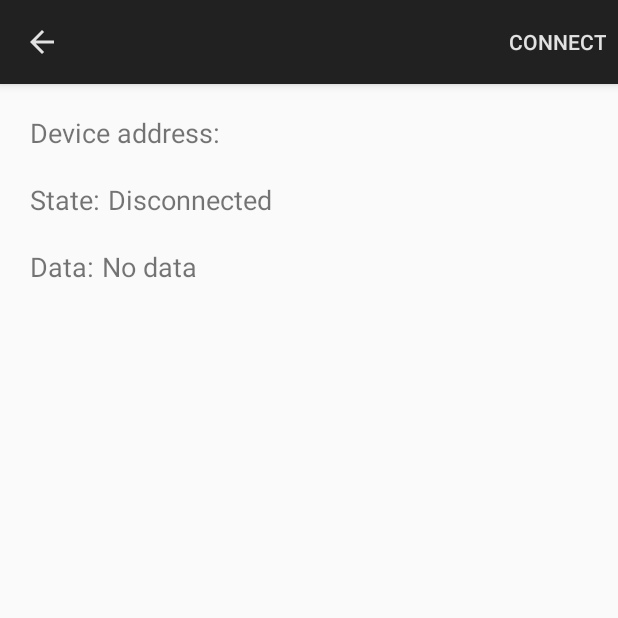
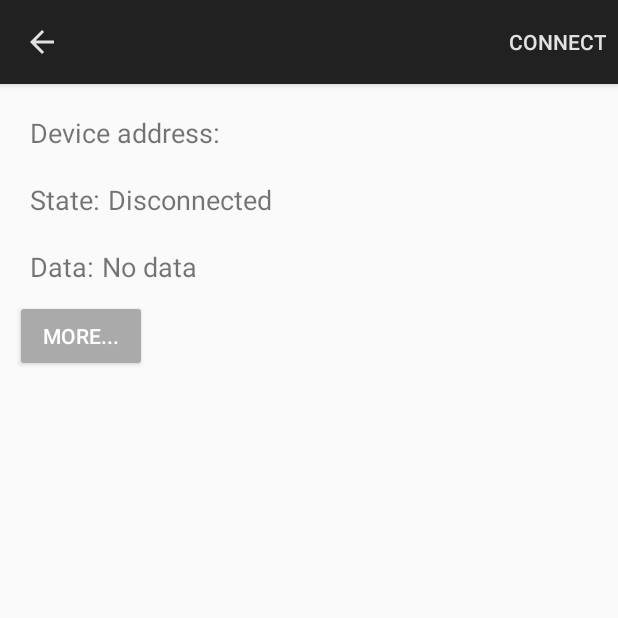
Before and after one commit to taha27/microprocessor-systems-proj, an Android app: the DeviceControlActivity screen opened directly, with no data from a screen before it, on a phone screen of 412 x 824 dp, the top half of it. Run offline under Robolectric (Android 15) with nearby library versions, the phone set to English and light mode, and no system bars; 3 statements that could not run were skipped.

Commit message:
adding characteristic page

```diff
--- a/BluetoothLeGatt/Application/src/main/AndroidManifest.xml
+++ b/BluetoothLeGatt/Application/src/main/AndroidManifest.xml
@@ -32,6 +32,8 @@
 
     <uses-permission android:name="android.permission.BLUETOOTH"/>
     <uses-permission android:name="android.permission.BLUETOOTH_ADMIN"/>
+    <uses-permission-sdk-23 android:name="android.permission.ACCESS_COARSE_LOCATION"></uses-permission-sdk-23>
+    <uses-permission-sdk-23 android:name="android.permission.ACCESS_FINE_LOCATION"></uses-permission-sdk-23>
 
     <application android:label="@string/Accempture"
         android:icon="@mipmap/launcher"
--- a/BluetoothLeGatt/Application/src/main/java/com/example/android/bluetoothlegatt/BluetoothLeService.java
+++ b/BluetoothLeGatt/Application/src/main/java/com/example/android/bluetoothlegatt/BluetoothLeService.java
@@ -136,6 +136,7 @@ public class BluetoothLeService extends Service {
         // http://developer.bluetooth.org/gatt/characteristics/Pages/CharacteristicViewer.aspx?u=org.bluetooth.characteristic.heart_rate_measurement.xml
 
         //Check the broadcast characteristic source
+
         if (UUID_TEMPERATURE_MEASUREMENT.equals(characteristic.getUuid())) {
             int flag = characteristic.getProperties();
             int format = -1;
--- a/BluetoothLeGatt/Application/src/main/java/com/example/android/bluetoothlegatt/DeviceControlActivity.java
+++ b/BluetoothLeGatt/Application/src/main/java/com/example/android/bluetoothlegatt/DeviceControlActivity.java
@@ -31,6 +31,7 @@ import android.util.Log;
 import android.view.Menu;
 import android.view.MenuItem;
 import android.view.View;
+import android.widget.Button;
 import android.widget.ExpandableListView;
 import android.widget.SimpleExpandableListAdapter;
 import android.widget.TextView;
@@ -45,6 +46,7 @@ import java.util.List;
  * communicates with {@code BluetoothLeService}, which in turn interacts with the
  * Bluetooth LE API.
  */
+
 public class DeviceControlActivity extends Activity {
     private final static String TAG = DeviceControlActivity.class.getSimpleName();
 
@@ -53,6 +55,7 @@ public class DeviceControlActivity extends Activity {
 
     private TextView mConnectionState;
     private TextView mDataField;
+    private Button mBtn;
     private String mDeviceName;
     private String mDeviceAddress;
     private ExpandableListView mGattServicesList;
@@ -149,7 +152,6 @@ public class DeviceControlActivity extends Activity {
 
     private void clearUI() {
         mGattServicesList.setAdapter((SimpleExpandableListAdapter) null);
-        mDataField.setText(R.string.no_data);
     }
 
     @Override
@@ -167,6 +169,15 @@ public class DeviceControlActivity extends Activity {
         mGattServicesList.setOnChildClickListener(servicesListClickListner);
         mConnectionState = (TextView) findViewById(R.id.connection_state);
         mDataField = (TextView) findViewById(R.id.data_value);
+        mBtn = (Button) findViewById(R.id.more_button) ;
+
+        mBtn.setOnClickListener(new View.OnClickListener() {
+            @Override
+            public void onClick(View v) {
+                Intent i = new Intent( DeviceControlActivity.this, ServiceListActivity.class);
+                startActivity(i);
+            }
+        });
 
         getActionBar().setTitle(mDeviceName);
         getActionBar().setDisplayHomeAsUpEnabled(true);
--- a/BluetoothLeGatt/Application/src/main/res/layout/gatt_services_characteristics.xml
+++ b/BluetoothLeGatt/Application/src/main/res/layout/gatt_services_characteristics.xml
@@ -68,4 +68,12 @@
     <ExpandableListView android:id="@+id/gatt_services_list"
             android:layout_width="match_parent"
             android:layout_height="wrap_content"/>
+    <Button
+        android:layout_width="wrap_content"
+        android:layout_height="wrap_content"
+        android:id="@+id/more_button"
+        android:text="@string/more"
+        android:theme="@style/myButton"
+        android:textColor="@android:color/white"
+        />
 </LinearLayout>
--- a/BluetoothLeGatt/Application/src/main/res/menu/main.xml
+++ b/BluetoothLeGatt/Application/src/main/res/menu/main.xml
@@ -15,7 +15,6 @@
 -->
 <menu xmlns:android="http://schemas.android.com/apk/res/android">
     <item android:id="@+id/menu_refresh"
-          android:title="@string/refresh"
           android:checkable="false"
           android:orderInCategory="1"
           android:showAsAction="ifRoom"/>
--- a/BluetoothLeGatt/Application/src/main/res/values/strings.xml
+++ b/BluetoothLeGatt/Application/src/main/res/values/strings.xml
@@ -44,4 +44,5 @@
     <string name="detail">Details...</string>
     <string name="mode">Mode</string>
     <string name="update">Update</string>
+    <string name="more">More...</string>
 </resources>
```
Also changed, not shown: BluetoothLeGatt/Application/src/main/java/com/example/android/bluetoothlegatt/DeviceScanActivity.java (+0 -7 lines).
